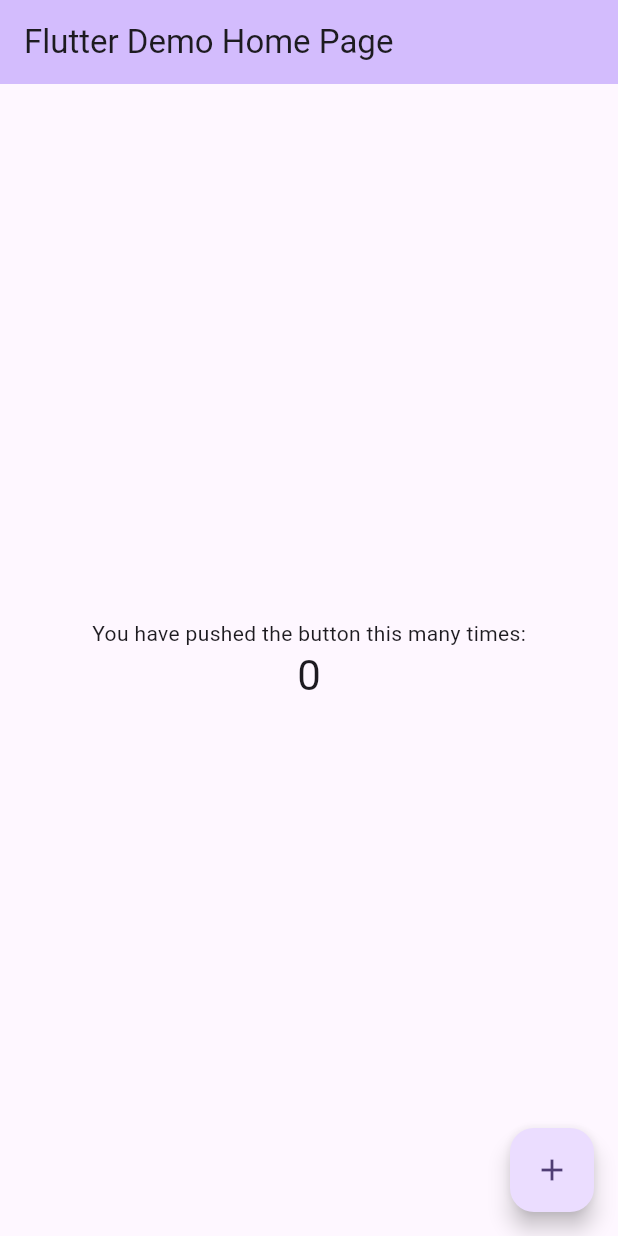
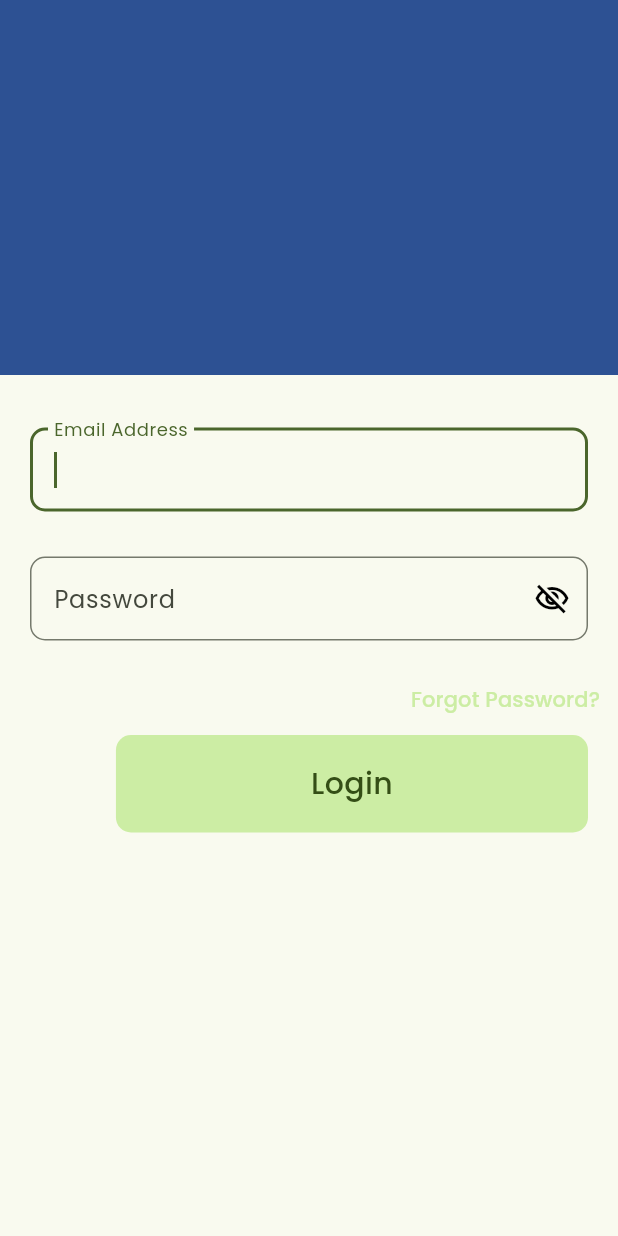
Before and after one commit to Emtee100/Database_app, a Flutter app: the screen it shows after launch, on a phone screen of 412 x 824 dp. Run offline on Flutter 3.47's test engine with Material 2 defaults, Android fonts, the phone set to English and light mode, and no system bars; our stand-ins replace google_fonts.

Commit message:
Some widgets in place

```diff
--- /dev/null
+++ b/lib/loginpage.dart
@@ -0,0 +1,124 @@
+// ignore_for_file: camel_case_types
+
+import 'package:flutter/material.dart';
+import 'package:google_fonts/google_fonts.dart';
+
+class LoginPage extends StatefulWidget {
+  const LoginPage({super.key});
+
+  @override
+  State<LoginPage> createState() => _LoginPageState();
+}
+
+class _LoginPageState extends State<LoginPage> {
+  late final GlobalKey<FormState> _loginFormKey;
+
+  @override
+  void initState() {
+    _loginFormKey = GlobalKey();
+    super.initState();
+  }
+
+  @override
+  Widget build(BuildContext context) {
+    return Scaffold(
+        body: SafeArea(
+      child: SingleChildScrollView(
+        child: Column(
+          children: [
+            Container(
+              height: 250,
+              decoration:
+                  BoxDecoration(color: Color.fromARGB(218, 10, 52, 131)),
+            ),
+            const SizedBox(
+              height: 20.0,
+            ),
+            Form(
+                key: _loginFormKey,
+                child: Column(
+                  crossAxisAlignment: CrossAxisAlignment.end,
+                  children: [
+                    Padding(
+                      padding: const EdgeInsets.symmetric(
+                          horizontal: 20.0, vertical: 15.0),
+                      child: TextFormField(
+                        keyboardType: TextInputType.emailAddress,
+                        autofocus: true,
+                        decoration: InputDecoration(
+                            focusColor:
+                                Theme.of(context).colorScheme.background,
+                            labelText: "Email Address",
+                            labelStyle: GoogleFonts.poppins(),
+                            border: const OutlineInputBorder(
+                                borderRadius:
+                                    BorderRadius.all(Radius.circular(10)))),
+                      ),
+                    ),
+                    Padding(
+                      padding: const EdgeInsets.symmetric(
+                          horizontal: 20.0, vertical: 15.0),
+                      child: TextFormField(
+                        obscureText: true,
+                        decoration: InputDecoration(
+                            focusColor:
+                                Theme.of(context).colorScheme.inversePrimary,
+                            labelText: "Password",
+                            labelStyle: GoogleFonts.poppins(),
+                            suffixIconColor: Colors.black,
+                            suffixIcon: const IconButton(
+                                onPressed: null,
+                                icon: Icon(Icons.visibility_off_outlined)),
+                            border: const OutlineInputBorder(
+                                borderRadius:
+                                    BorderRadius.all(Radius.circular(10)))),
+                      ),
+                    ),
+
+                    // Padding(
+                    //   padding: const EdgeInsets.only(right: 20.0),
+                    //   child:
+                    TextButton(
+                        onPressed: () => print("hi"),
+                        child: Text(
+                          "Forgot Password?",
+                          style: GoogleFonts.poppins(
+                              color: Theme.of(context)
+                                  .colorScheme
+                                  .primaryContainer),
+                        )),
+
+                    //   ),
+
+                    //const SizedBox(height: 30.0,),
+
+                    //Login Button
+
+                    Container(
+                      margin: EdgeInsets.symmetric(horizontal: 20.0),
+                      padding: const EdgeInsets.symmetric(
+                          horizontal: 130.0, vertical: 18.0),
+                      decoration: BoxDecoration(
+                          borderRadius: BorderRadius.circular(10),
+                          color:
+                              Theme.of(context).colorScheme.primaryContainer),
+                      child: Text(
+                        "Login",
+                        style: GoogleFonts.poppins(
+                            color: Theme.of(context)
+                                .colorScheme
+                                .onPrimaryContainer,
+                            fontWeight: FontWeight.w500,
+                            fontSize: 20.0),
+                      ),
+                    ),
+
+
+                  ],
+                ))
+          ],
+        ),
+      ),
+    ));
+  }
+}
--- a/lib/main.dart
+++ b/lib/main.dart
@@ -1,4 +1,6 @@
 import 'package:flutter/material.dart';
+
+import 'loginpage.dart';
 
 void main() {
   runApp(const MyApp());
@@ -11,80 +13,13 @@ class MyApp extends StatelessWidget {
   @override
   Widget build(BuildContext context) {
     return MaterialApp(
-      title: 'Flutter Demo',
-      theme: ThemeData(
-        colorScheme: ColorScheme.fromSeed(seedColor: Colors.deepPurple),
-        useMaterial3: true,
-      ),
-      home: const MyHomePage(title: 'Flutter Demo Home Page'),
-    );
+        title: 'Database',
+        debugShowCheckedModeBanner: false,
+        theme: ThemeData(
+          colorScheme:
+              ColorScheme.fromSeed(seedColor: const Color.fromARGB(255, 187, 255, 109)),
+          useMaterial3: true,
+        ),
+        home: const LoginPage());
   }
 }
-
-class MyHomePage extends StatefulWidget {
-  const MyHomePage({super.key, required this.title});
-
-  final String title;
-
-  @override
-  State<MyHomePage> createState() => _MyHomePageState();
-}
-
-class _MyHomePageState extends State<MyHomePage> {
-  int _counter = 0;
-
-  void _incrementCounter() {
-    setState(() {
-      _counter++;
-    });
-  }
-
-  @override
-  Widget build(BuildContext context) {
-    return Scaffold(
-      appBar: AppBar(
-        // TRY THIS: Try changing the color here to a specific color (to
-        // Colors.amber, perhaps?) and trigger a hot reload to see the AppBar
-        // change color while the other colors stay the same.
-        backgroundColor: Theme.of(context).colorScheme.inversePrimary,
-        // Here we take the value from the MyHomePage object that was created by
-        // the App.build method, and use it to set our appbar title.
-        title: Text(widget.title),
-      ),
-      body: Center(
-        // Center is a layout widget. It takes a single child and positions it
-        // in the middle of the parent.
-        child: Column(
-          // Column is also a layout widget. It takes a list of children and
-          // arranges them vertically. By default, it sizes itself to fit its
-          // children horizontally, and tries to be as tall as its parent.
-          //
-          // Column has various properties to control how it sizes itself and
-          // how it positions its children. Here we use mainAxisAlignment to
-          // center the children vertically; the main axis here is the vertical
-          // axis because Columns are vertical (the cross axis would be
-          // horizontal).
-          //
-          // TRY THIS: Invoke "debug painting" (choose the "Toggle Debug Paint"
-          // action in the IDE, or press "p" in the console), to see the
-          // wireframe for each widget.
-          mainAxisAlignment: MainAxisAlignment.center,
-          children: <Widget>[
-            const Text(
-              'You have pushed the button this many times:',
-            ),
-            Text(
-              '$_counter',
-              style: Theme.of(context).textTheme.headlineMedium,
-            ),
-          ],
-        ),
-      ),
-      floatingActionButton: FloatingActionButton(
-        onPressed: _incrementCounter,
-        tooltip: 'Increment',
-        child: const Icon(Icons.add),
-      ), // This trailing comma makes auto-formatting nicer for build methods.
-    );
-  }
-}
```
Also changed, not shown: pubspec.yaml (+4 -3 lines), assets/image 1.jpg (added), assets/image 2.jpg (added), assets/image 3.jpg (added), assets/image 4.jpg (added), pubspec.lock, 1 other file.
